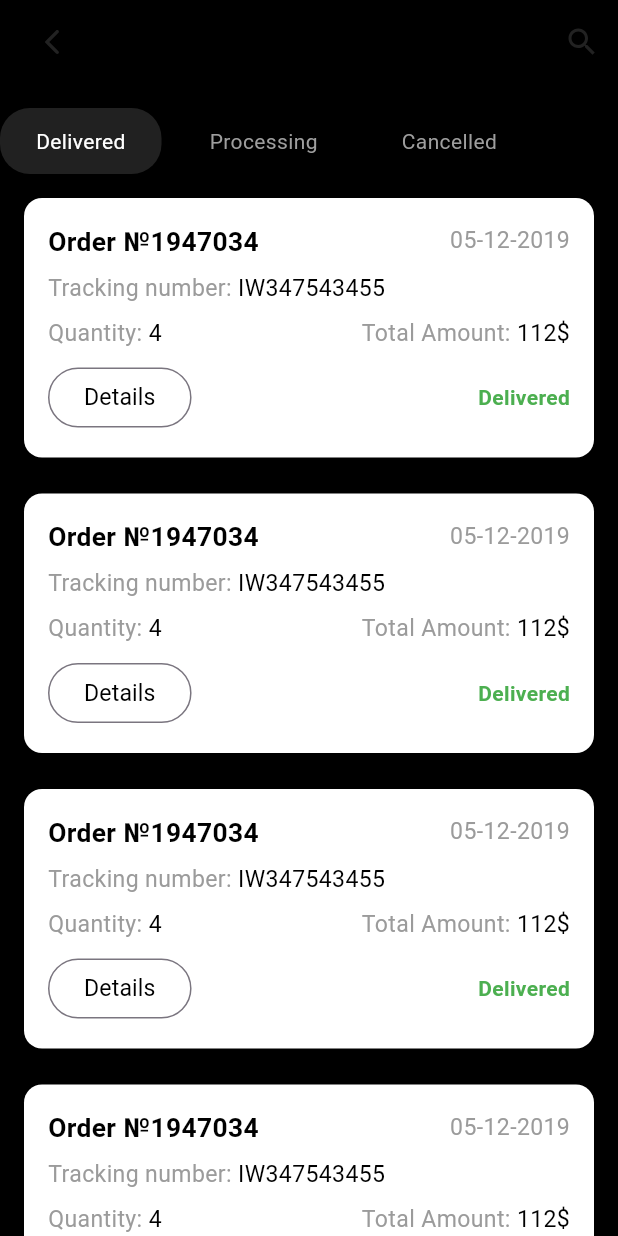
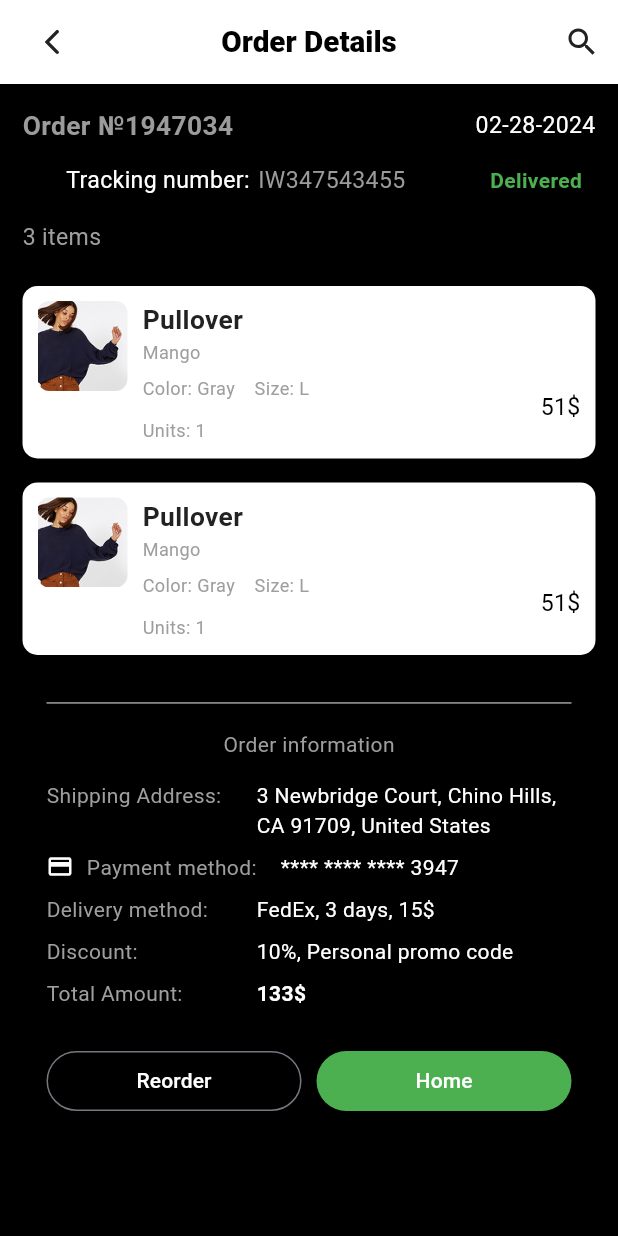
Before and after one commit to ideasandconceptsit/khayat_team1, a Flutter app: the MyOrderView screen opened by its route, after a tap on "Details", on a phone screen of 412 x 824 dp. Run offline on Flutter 3.47's test engine with Material 3 defaults, Android fonts, the phone set to English and light mode, and no system bars; our stand-ins replace dio, flutter_screenutil, flutter_svg, get, get_storage; missing offline and left inert: awesome_dio_interceptor; accounts and stored records are empty; Roboto replaces fonts that are missing (Tajawal).

Commit message:
Add DetailsView and integrate it into routing; implement order details widgets

```diff
--- /dev/null
+++ b/lib/features/profile/view/details_view.dart
@@ -0,0 +1,86 @@
+import 'package:flutter/material.dart';
+import 'package:flutter_screenutil/flutter_screenutil.dart';
+import 'package:flutter_svg/svg.dart';
+import 'package:team1_khayat/core/utils/app_assets.dart';
+import 'package:team1_khayat/core/utils/app_colors.dart';
+import 'package:team1_khayat/core/utils/app_text_style.dart';
+import 'package:team1_khayat/core/widget/navigation_service.dart';
+import 'package:team1_khayat/features/profile/view/widget/build_item_list_order_details.dart';
+import 'package:team1_khayat/features/profile/view/widget/build_order_info_list.dart';
+import 'package:team1_khayat/features/profile/view/widget/header_order_details.dart';
+import 'package:team1_khayat/shared/my_appbar/custom_app_bar.dart';
+
+class DetailsView extends StatelessWidget {
+  const DetailsView({super.key});
+
+  @override
+  Widget build(BuildContext context) {
+    return Scaffold(
+      backgroundColor: AppColors.black,
+      appBar: _buildAppBar(context),
+      body: Padding(
+        padding: const EdgeInsets.all(15.0),
+        child: CustomScrollView(
+          slivers: [
+            const SliverToBoxAdapter(
+              child: HeaderOrderDetails(),
+            ),
+            SliverToBoxAdapter(
+              child: SizedBox(
+                height: 16.h,
+              ),
+            ),
+            SliverToBoxAdapter(
+              child: Text('3 items',
+                  style: AppStyles.tajawaltextStyle14
+                      .copyWith(color: AppColors.grey)),
+            ),
+            SliverToBoxAdapter(
+              child: SizedBox(
+                height: 13.h,
+              ),
+            ),
+            SliverList.builder(
+              itemCount: 2,
+              itemBuilder: (context, index) {
+                return const BuildItemListOrderDetails();
+              },
+            ),
+            SliverPadding(
+              padding: const EdgeInsets.all(16.0),
+              sliver: SliverList(
+                delegate: SliverChildListDelegate(
+                  [const BuildOderInfoList()],
+                ),
+              ),
+            ),
+          ],
+        ),
+      ),
+    );
+  }
+   PreferredSizeWidget _buildAppBar(BuildContext context) {
+    return CustomAppBar(
+      backgroundColor: AppColors.white,
+      centerTitle: true,
+      leadingWidth: 69.h,
+      title: Text('Order Details', style: AppStyles.tajawaltextStyle18),
+      leading: IconButton(
+        icon: SvgPicture.asset(
+          AppAssets.arrowback,
+        ),
+        onPressed: () {
+          NavigationService.back();
+        },
+      ),
+      actions: [
+        IconButton(
+          icon: SvgPicture.asset(
+            AppAssets.iconsSearch,
+          ),
+          onPressed: () {},
+        ),
+      ],
+    );
+  }
+}
--- /dev/null
+++ b/lib/features/profile/view/widget/build_item_list_order_details.dart
@@ -0,0 +1,81 @@
+import 'package:flutter/material.dart';
+import 'package:team1_khayat/core/utils/app_colors.dart';
+import 'package:team1_khayat/core/utils/app_text_style.dart';
+
+class BuildItemListOrderDetails extends StatelessWidget {
+  const BuildItemListOrderDetails({super.key});
+
+  @override
+  Widget build(BuildContext context) {
+    return Container(
+      margin: const EdgeInsets.symmetric(vertical: 8),
+      padding: const EdgeInsets.all(10),
+      decoration: BoxDecoration(
+        color: AppColors.white,
+        borderRadius: BorderRadius.circular(10),
+      ),
+      child: Row(
+        crossAxisAlignment: CrossAxisAlignment.start,
+        children: [
+          Container(
+            width: 60,
+            height: 60,
+            decoration: BoxDecoration(
+              borderRadius: BorderRadius.circular(8),
+              image: const DecorationImage(
+                image: AssetImage('assets/images/image@2x.png'),
+                fit: BoxFit.cover,
+              ),
+            ),
+          ),
+          const SizedBox(width: 10),
+          Expanded(
+            child: Column(
+              crossAxisAlignment: CrossAxisAlignment.start,
+              children: [
+                Text(
+                  'Pullover',
+                  style: AppStyles.tajawaltextStyle16,
+                ),
+                const SizedBox(height: 1),
+                Text(
+                  'Mango',
+                  style: AppStyles.tajawaltextStyle11.copyWith(
+                    color: AppColors.grey,
+                  ),
+                ),
+                const SizedBox(height: 7),
+                Text(
+                  'Color: Gray    Size: L',
+                  style: AppStyles.tajawaltextStyle11.copyWith(
+                    color: AppColors.grey,
+                  ),
+                ),
+                const SizedBox(height: 11),
+                Text(
+                  'Units: 1',
+                  style: AppStyles.tajawaltextStyle11.copyWith(
+                    color: AppColors.grey,
+                  ),
+                ),
+              ],
+            ),
+          ),
+          Column(
+            mainAxisAlignment: MainAxisAlignment.spaceBetween,
+            crossAxisAlignment: CrossAxisAlignment.end,
+            children: [
+              const SizedBox(height: 60), // To push the text to the bottom
+              Text(
+                '51\$',
+                style: AppStyles.tajawaltextStyle14.copyWith(
+                  color: AppColors.black,
+                ),
+              ),
+            ],
+          ),
+        ],
+      ),
+    );
+  }
+}
--- /dev/null
+++ b/lib/features/profile/view/widget/build_order_info_list.dart
@@ -0,0 +1,43 @@
+import 'package:flutter/material.dart';
+import 'package:team1_khayat/core/utils/app_colors.dart';
+import 'package:team1_khayat/features/profile/view/widget/order_info.dart';
+
+class BuildOderInfoList extends StatelessWidget {
+  const BuildOderInfoList({super.key});
+
+  @override
+  Widget build(BuildContext context) {
+    return Column(
+      children: [
+         Divider(color: AppColors.grey),
+                  const SizedBox(height: 10),
+                  const Text('Order information', style: TextStyle(color: Colors.grey)),
+                  const SizedBox(height: 10),
+                  const OrderInfo(title: 'Shipping Address:', value: '3 Newbridge Court, Chino Hills, CA 91709, United States'),
+                  const OrderInfo(title: 'Payment method:', value: '**** **** **** 3947', icon: Icons.credit_card),
+                  const OrderInfo(title: 'Delivery method:', value: 'FedEx, 3 days, 15\$'),
+                  const OrderInfo(title: 'Discount:', value: '10%, Personal promo code'),
+                  const OrderInfo(title: 'Total Amount:', value: '133\$', isBold: true),
+                  const SizedBox(height: 20),
+                  Row(
+                    children: [
+                      Expanded(
+                        child: OutlinedButton(
+                          onPressed: () {},
+                          child: const Text('Reorder', style: TextStyle(color: Colors.white)),
+                        ),
+                      ),
+                      const SizedBox(width: 10),
+                      Expanded(
+                        child: ElevatedButton(
+                          onPressed: () {},
+                          style: ElevatedButton.styleFrom(backgroundColor: Colors.green),
+                          child: const Text('Home', style: TextStyle(color: Colors.white)),
+                        ),
+                      ),
+                    ],
+                  ),
+      ],
+    );
+  }
+}
--- /dev/null
+++ b/lib/features/profile/view/widget/header_order_details.dart
@@ -0,0 +1,62 @@
+import 'package:flutter/material.dart';
+import 'package:flutter_screenutil/flutter_screenutil.dart';
+import 'package:team1_khayat/core/utils/app_colors.dart';
+import 'package:team1_khayat/core/utils/app_text_style.dart';
+
+class HeaderOrderDetails extends StatelessWidget {
+  const HeaderOrderDetails({super.key});
+
+  @override
+  Widget build(BuildContext context) {
+    return Column(crossAxisAlignment: CrossAxisAlignment.start, children: [
+      Row(
+        mainAxisAlignment: MainAxisAlignment.spaceBetween,
+        children: [
+          Text.rich(
+            TextSpan(
+              text: 'Order №1947034',
+              style: AppStyles.tajawaltextStyle16.copyWith(
+                color: AppColors.grey1,
+              ),
+            ),
+          ),
+          Text('02-28-2024', style: AppStyles.tajawaltextStyle14),
+        ],
+      ),
+      SizedBox(height: 13.h),
+      Padding(
+        padding: const EdgeInsets.only(right: 9, left: 29),
+        child: Row(
+          mainAxisAlignment: MainAxisAlignment.spaceBetween,
+          children: [
+            Row(
+        children: [
+          Text.rich(
+            TextSpan(
+              text: 'Tracking number:',
+              style: AppStyles.tajawaltextStyle14.copyWith(
+          color: AppColors.white,
+              ),
+            ),
+          ),
+          SizedBox(width: 5.w),
+          Text.rich(
+            TextSpan(
+              text: 'IW347543455',
+              style: AppStyles.tajawaltextStyle14.copyWith(
+          color: AppColors.grey1,
+              ),
+            ),
+          ),
+        ],
+            ),
+            const Text(
+        'Delivered',
+        style: TextStyle(color: Colors.green, fontWeight: FontWeight.bold),
+            ),
+          ],
+        ),
+      )
+    ]);
+  }
+}
--- a/lib/features/profile/view/widget/order_card.dart
+++ b/lib/features/profile/view/widget/order_card.dart
@@ -1,6 +1,8 @@
 import 'package:flutter/material.dart';
 import 'package:team1_khayat/core/utils/app_colors.dart';
 import 'package:team1_khayat/core/utils/app_text_style.dart';
+import 'package:team1_khayat/core/widget/navigation_service.dart';
+import 'package:team1_khayat/state_managment/app_routers.dart';
 
 class OrderCard extends StatelessWidget {
   const OrderCard({super.key, required this.status});
@@ -95,6 +97,8 @@ class OrderCard extends StatelessWidget {
                 children: [
                   OutlinedButton(
                     onPressed: () {
+                      NavigationService.to( Routes.detailsView , arguments: null);
+
                     },
                     child:  Text('Details' ,style:AppStyles.tajawaltextStyle14.copyWith(
                       color: AppColors.black
--- /dev/null
+++ b/lib/features/profile/view/widget/order_info.dart
@@ -0,0 +1,50 @@
+import 'package:flutter/material.dart';
+import 'package:flutter_screenutil/flutter_screenutil.dart';
+
+class OrderInfo extends StatelessWidget {
+  final IconData? icon;
+  final String title;
+  final String value;
+  final bool isBold;
+
+  const OrderInfo({
+    super.key,
+    this.icon,
+    required this.title,
+    required this.value,
+    this.isBold = false,
+  });
+
+  @override
+  Widget build(BuildContext context) {
+    return Padding(
+      padding: const EdgeInsets.symmetric(vertical: 4),
+      child: Row(
+        crossAxisAlignment: CrossAxisAlignment.start,
+          children: [
+          if (icon != null) Icon(icon, color: Colors.white, size: 18),
+          if (icon != null) SizedBox(width: 8.w),
+          Expanded(
+            flex: 2,
+            child: Text(
+              title,
+              style: TextStyle(color: Colors.grey),
+            ),
+          ),
+          Expanded(
+            flex: 3,
+            child: Text(
+              value,
+              maxLines: null,
+              overflow: TextOverflow.visible,
+              style: TextStyle(
+                color: Colors.white,
+                fontWeight: isBold ? FontWeight.bold : FontWeight.normal,
+              ),
+            ),
+          ),
+        ],
+      ),
+    );
+  }
+}
--- a/lib/state_managment/app_pages.dart
+++ b/lib/state_managment/app_pages.dart
@@ -1,6 +1,7 @@
 
 import 'package:get/get.dart';
 import 'package:team1_khayat/features/layout/view/buttom_nav_bar.dart';
+import 'package:team1_khayat/features/profile/view/details_view.dart';
 import 'package:team1_khayat/features/profile/view/my_order_view.dart';
 import 'package:team1_khayat/features/profile/view/profile_view.dart';
 import 'package:team1_khayat/state_managment/app_routers.dart';
@@ -20,9 +21,9 @@ class AppPages {
     name: Routes.myOrderView,
     page: () => const MyOrderView(),
     ),
-    // GetPage(
-    //   name: Routes.todoPage,
-    //   page: () => const TodoPage(),
-    // ),
+    GetPage(
+      name: Routes.detailsView,
+      page: () =>  const DetailsView(),
+    ),
 ];
 }
--- a/lib/state_managment/app_routers.dart
+++ b/lib/state_managment/app_routers.dart
@@ -2,6 +2,6 @@ class Routes {
   static const bottomNavBar='/BottomNavBar';
   static const  profileView= '/ProfileView'; // we assign the name of the class to the variable
   static const  myOrderView= '/MyOrderView';
-  static const todoPage='/TodoPage';
+  static const detailsView='/DetailsView';
 
 }
```
